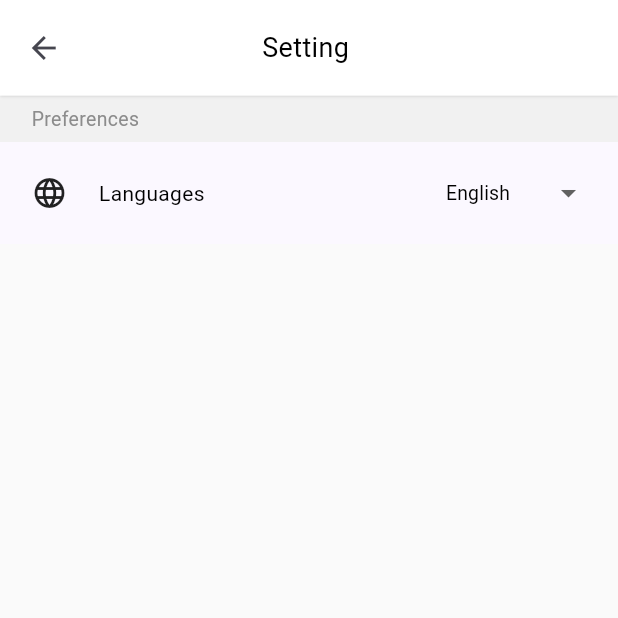
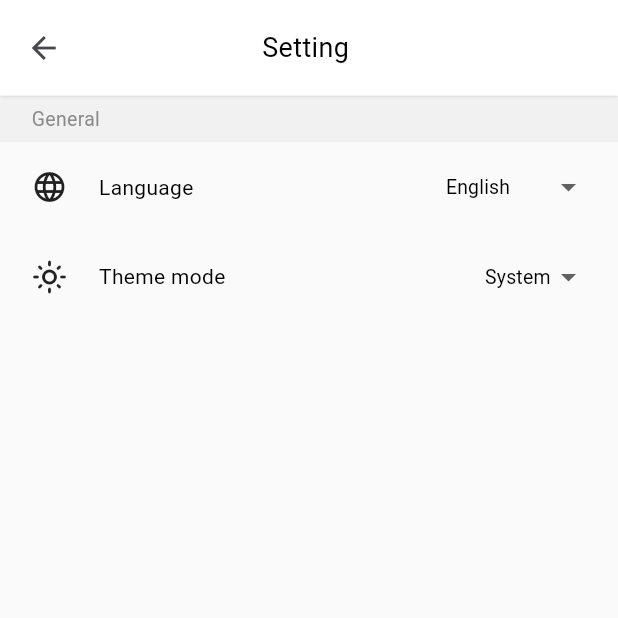
Before and after one commit to hizurk1/vocaday_app, a Flutter app: the SettingPage screen opened by its route, on a phone screen of 412 x 824 dp, the top half of it. Run offline on Flutter 3.47's test engine with Material 3 defaults, Android fonts, the phone set to English and light mode, and no system bars; our stand-ins replace cached_network_image, cloud_firestore, connectivity_plus, dio, easy_localization, equatable and 17 more; accounts and stored records are empty; network calls fail; project files that could hold a hidden picture were left out.

Commit message:
[add] setting: theme & language

```diff
--- a/assets/translations/en-US.json
+++ b/assets/translations/en-US.json
@@ -145,5 +145,21 @@
       "other": "Antonyms",
       "one": "Antonym"
     }
+  },
+  "setting": {
+    "general": "General",
+    "others": "Others",
+    "danger_zone": "Danger zone",
+    "language": "Language",
+    "theme_mode": "Theme mode",
+    "turn_on_notification": "Turn on notifications",
+    "rate_app": "Rate app",
+    "check_for_update": "Check for update",
+    "privacy_policy": "Privacy & policy",
+    "about_us": "About us",
+    "delete_acc": "Delete account",
+    "theme_system": "System",
+    "theme_light": "Light",
+    "theme_dark": "Dark"
   }
 }
--- a/assets/translations/vi-VN.json
+++ b/assets/translations/vi-VN.json
@@ -145,5 +145,21 @@
       "other": "Trái nghĩa",
       "one": "Trái nghĩa"
     }
+  },
+  "setting": {
+    "general": "Chung",
+    "others": "Khác",
+    "danger_zone": "Vùng nguy hiểm",
+    "language": "Ngôn ngữ",
+    "theme_mode": "Chế độ chủ đề",
+    "turn_on_notification": "Bật thông báo",
+    "rate_app": "Đánh giá ứng dụng",
+    "check_for_update": "Kiểm tra cập nhật",
+    "privacy_policy": "Quyền riêng tư & chính sách",
+    "about_us": "Về chúng tôi",
+    "delete_acc": "Xoá tài khoản",
+    "theme_system": "Hệ thống",
+    "theme_light": "Sáng",
+    "theme_dark": "Tối"
   }
 }
--- a/lib/app/managers/shared_preferences.dart
+++ b/lib/app/managers/shared_preferences.dart
@@ -1,5 +1,7 @@
+import 'package:flutter/material.dart';
 import 'package:shared_preferences/shared_preferences.dart';
 
+import '../../core/extensions/string.dart';
 import '../constants/app_const.dart';
 
 class SharedPrefManager {
@@ -8,15 +10,19 @@ class SharedPrefManager {
   final SharedPreferences prefs;
 
   //! Theme
-  Future<void> saveTheme(int theme) async {
-    await prefs.setInt(
-      AppPrefsKey.themeState,
-      theme, //? 0: light - 1: dark - 2: system
-    );
+  Future<void> saveTheme(String mode) async {
+    await prefs.setString(AppPrefsKey.themeState, mode);
   }
 
   /// by default: system
-  int getTheme() => prefs.getInt(AppPrefsKey.themeState) ?? 2;
+  ThemeMode getTheme() {
+    final mode = prefs.getString(AppPrefsKey.themeState);
+    if (mode.isNotNullOrEmpty) {
+      if (mode == ThemeMode.light.name) return ThemeMode.light;
+      if (mode == ThemeMode.dark.name) return ThemeMode.dark;
+    }
+    return ThemeMode.system;
+  }
 
   //! First Choosen Language
   Future<void> saveOnboardCheckedIn() async {
--- a/lib/app/managers/theme.dart
+++ b/lib/app/managers/theme.dart
@@ -12,21 +12,21 @@ class ThemeCubit extends Cubit<ThemeState> {
   void fetchTheme() {
     final theme = prefService.getTheme();
     emit(
-      theme == 0
+      theme == ThemeMode.light
           ? const ThemeState.light()
-          : theme == 1
+          : theme == ThemeMode.dark
               ? const ThemeState.dark()
               : const ThemeState.system(),
     );
   }
 
-  Future<void> toggleTheme(int theme) async {
-    final themeState = theme == 0
+  Future<void> toggleTheme(ThemeMode mode) async {
+    final themeState = mode == ThemeMode.light
         ? const ThemeState.light()
-        : theme == 1
+        : mode == ThemeMode.dark
             ? const ThemeState.dark()
             : const ThemeState.system();
-    await prefService.saveTheme(theme);
+    await prefService.saveTheme(mode.name);
     emit(themeState);
   }
 }
--- a/lib/app/screens/setting/setting_page.dart
+++ b/lib/app/screens/setting/setting_page.dart
@@ -1,8 +1,10 @@
 import 'package:flutter/material.dart';
+import 'package:flutter_bloc/flutter_bloc.dart';
 import 'package:flutter_screenutil/flutter_screenutil.dart';
 
-import '../../../config/app_logger.dart';
 import '../../../core/extensions/build_context.dart';
+import '../../managers/language.dart';
+import '../../managers/theme.dart';
 import '../../themes/app_text_theme.dart';
 import '../../translations/translations.dart';
 import '../../widgets/app_bar.dart';
@@ -11,6 +13,19 @@ import '../../widgets/text.dart';
 
 class SettingPage extends StatelessWidget {
   const SettingPage({super.key});
+
+  void _onChangedLanguage(Locale? value, BuildContext context) async {
+    if (value != null) {
+      context.read<LanguageCubit>().changeLanguage(value);
+      await context.setLocale(value);
+    }
+  }
+
+  void _onChangedTheme(ThemeMode? value, BuildContext context) {
+    if (value != null) {
+      context.read<ThemeCubit>().toggleTheme(value);
+    }
+  }
 
   @override
   Widget build(BuildContext context) {
@@ -30,31 +45,23 @@ class SettingPage extends StatelessWidget {
               padding: EdgeInsets.symmetric(horizontal: 20.w, vertical: 6.h),
               color: context.greyColor.withOpacity(.15),
               child: TextCustom(
-                "Preferences",
+                LocaleKeys.setting_general.tr(),
                 style: context.textStyle.caption.grey,
               ),
             ),
-            Material(
-              child: InkWell(
-                onTap: () {
-                  logger.i("tap");
-                },
-                child: ListTileCustom(
+            ListTileCustom(
               width: context.screenWidth,
-                  padding:
-                      EdgeInsets.symmetric(horizontal: 20.w, vertical: 10.h),
+              padding: EdgeInsets.symmetric(horizontal: 20.w, vertical: 6.h),
               leading: const Icon(Icons.language),
               titlePadding: EdgeInsets.symmetric(horizontal: 20.w),
               title: TextCustom(
-                    "Languages",
+                LocaleKeys.setting_language.tr(),
                 style: context.textStyle.bodyS.bw,
               ),
               trailing: DropdownButton(
                 underline: const SizedBox(),
                 value: context.locale,
-                    onChanged: (Locale? value) {
-                      //
-                    },
+                onChanged: (value) => _onChangedLanguage(value, context),
                 elevation: 1,
                 items: [
                   DropdownMenuItem(
@@ -74,6 +81,47 @@ class SettingPage extends StatelessWidget {
                 ],
               ),
             ),
+            ListTileCustom(
+              width: context.screenWidth,
+              padding: EdgeInsets.symmetric(horizontal: 20.w, vertical: 6.h),
+              leading: Icon(
+                context.isDarkTheme
+                    ? Icons.dark_mode_outlined
+                    : Icons.light_mode_outlined,
+              ),
+              titlePadding: EdgeInsets.symmetric(horizontal: 20.w),
+              title: TextCustom(
+                LocaleKeys.setting_theme_mode.tr(),
+                style: context.textStyle.bodyS.bw,
+              ),
+              trailing: DropdownButton(
+                underline: const SizedBox(),
+                value: context.watch<ThemeCubit>().state.themeMode,
+                onChanged: (value) => _onChangedTheme(value, context),
+                elevation: 1,
+                items: [
+                  DropdownMenuItem(
+                    value: ThemeMode.system,
+                    child: TextCustom(
+                      LocaleKeys.setting_theme_system.tr(),
+                      style: context.textStyle.caption.bw,
+                    ),
+                  ),
+                  DropdownMenuItem(
+                    value: ThemeMode.light,
+                    child: TextCustom(
+                      LocaleKeys.setting_theme_light.tr(),
+                      style: context.textStyle.caption.bw,
+                    ),
+                  ),
+                  DropdownMenuItem(
+                    value: ThemeMode.dark,
+                    child: TextCustom(
+                      LocaleKeys.setting_theme_dark.tr(),
+                      style: context.textStyle.caption.bw,
+                    ),
+                  ),
+                ],
               ),
             ),
           ],
```
Also changed, not shown: lib/app/translations/codegen_loader.g.dart, lib/app/translations/locale_keys.g.dart, 1 other file. Lines whose indentation alone changed are shown as unchanged.
